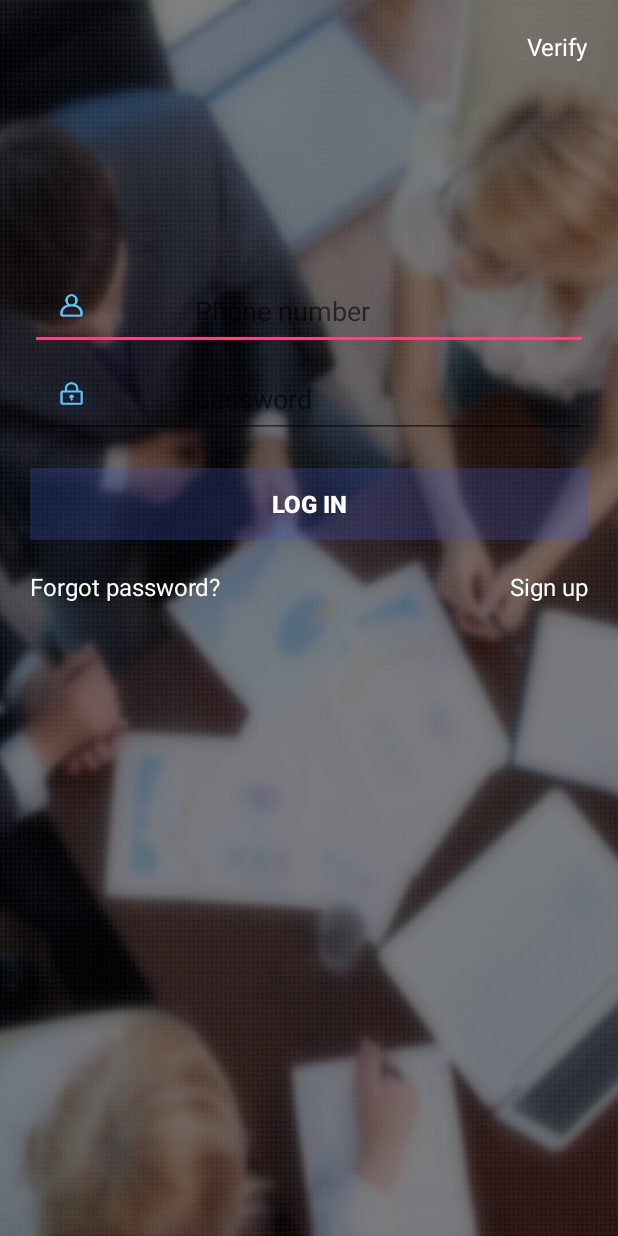
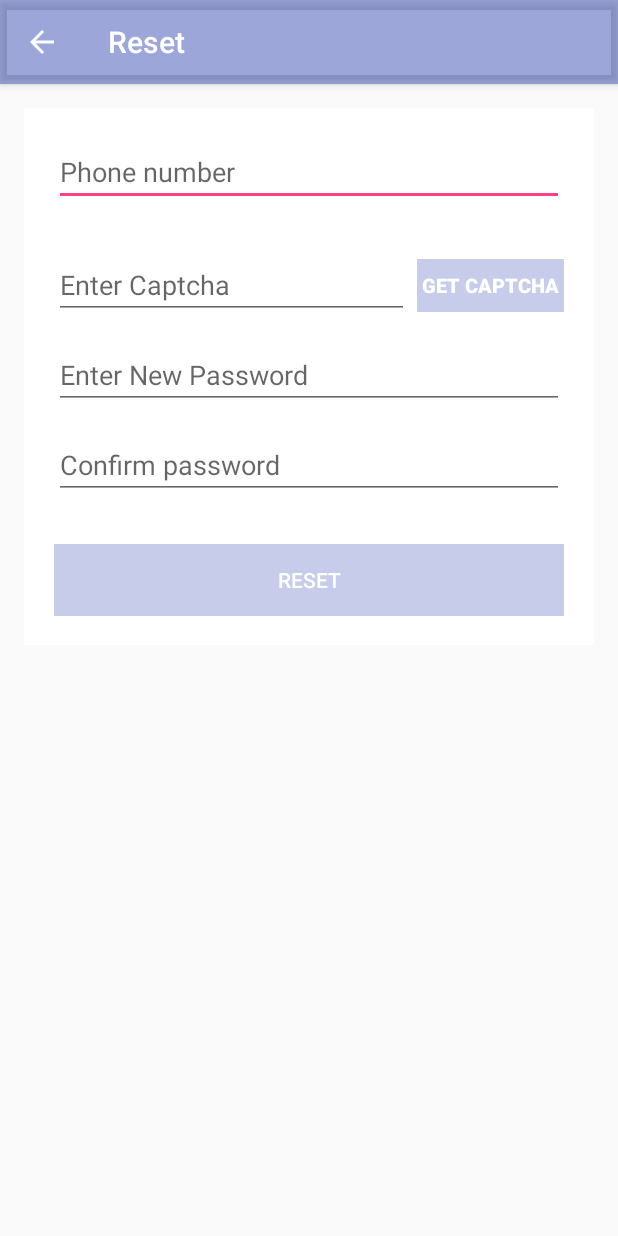
Before and after one commit to ECNURunner/runner, an Android app: the screen it shows after launch (LoginActivity before the commit, ResetPasswordActivity after it), after a tap on "Forgot password?", on a phone screen of 412 x 824 dp. Run offline under Robolectric (Android 15) with nearby library versions, the light colour scheme and no system bars; libraries missing offline, so code that uses them is left out: com.avos.avoscloud; 2 statements that could not run were skipped.

Commit message:
verify/register/reset/log out
registr-tested
15869017440
123456
log out tested

```diff
--- a/app/src/main/java/com/zjut/runner/view/activities/LoginActivity.java
+++ b/app/src/main/java/com/zjut/runner/view/activities/LoginActivity.java
@@ -199,19 +199,18 @@ public class LoginActivity extends BaseActivity implements View.OnClickListener,
                         R.animator.back_out);
                 break;
             case R.id.tv_forget_password:
-                /*intent = new Intent(this, ResetPasswordActivity.class);
+                intent = new Intent(this, ResetPasswordActivity.class);
                 startActivityForResult(intent,
                         RegisterActivity.REQUEST_REGISTER_CODE);
-                overridePendingTransition(R.animator.activity_in,
-                        R.animator.activity_out);*/
-
+                overridePendingTransition(R.animator.back_in,
+                        R.animator.back_out);
                 break;
             case R.id.tv_verify:
-                /*intent = new Intent(this,VerifyActivity.class);
+                intent = new Intent(this,VerifyActivity.class);
                 startActivityForResult(intent,
                         RegisterActivity.REQUEST_REGISTER_CODE);
-                overridePendingTransition(R.animator.activity_in,
-                        R.animator.activity_out);*/
+                overridePendingTransition(R.animator.back_in,
+                        R.animator.back_out);
             default:
                 break;
         }
@@ -249,11 +248,12 @@ public class LoginActivity extends BaseActivity implements View.OnClickListener,
     @Override
     protected void onActivityResult(int requestCode, int resultCode, Intent data) {
         super.onActivityResult(requestCode, resultCode, data);
-        /*if (requestCode == RegisterActivity.REQUEST_REGISTER_CODE
+        if (requestCode == RegisterActivity.REQUEST_REGISTER_CODE
                 && resultCode == RegisterActivity.RESULT_REGISTER_SUCCESS) {
             String userName = preference.getUsername();
             String passWord = preference.getPassword();
             et_username.setText(userName);
-            et_password.setText(passWord);*/
+            et_password.setText(passWord);
+        }
     }
 }
--- a/app/src/main/java/com/zjut/runner/view/activities/MainActivity.java
+++ b/app/src/main/java/com/zjut/runner/view/activities/MainActivity.java
@@ -240,7 +240,7 @@ public class MainActivity extends BaseActivity
         } else if (id == R.id.nav_share) {
 
         } else if (id == R.id.nav_send) {
-
+            logOut();
         }
         drawerLayout.closeDrawer(GravityCompat.START);
         return true;
--- /dev/null
+++ b/app/src/main/java/com/zjut/runner/view/activities/ResetPasswordActivity.java
@@ -0,0 +1,15 @@
+package com.zjut.runner.view.activities;
+
+import com.zjut.runner.view.fragments.ResetPasswordFragment;
+
+/**
+ * Created by Phuylai on 2016/10/18.
+ */
+
+public class ResetPasswordActivity extends MainActivity {
+    @Override
+    protected void initFragment() {
+        ResetPasswordFragment resetPasswordFragment = new ResetPasswordFragment();
+        goToFragment(resetPasswordFragment,false);
+    }
+}
--- /dev/null
+++ b/app/src/main/java/com/zjut/runner/view/fragments/ResetPasswordFragment.java
@@ -0,0 +1,325 @@
+package com.zjut.runner.view.fragments;
+
+import android.app.Activity;
+import android.os.Bundle;
+import android.os.Handler;
+import android.os.Message;
+import android.text.Editable;
+import android.text.TextWatcher;
+import android.view.LayoutInflater;
+import android.view.View;
+import android.view.ViewGroup;
+import android.widget.Button;
+import android.widget.EditText;
+import android.widget.RelativeLayout;
+import android.widget.TextView;
+
+import com.avos.avoscloud.AVException;
+import com.avos.avoscloud.AVUser;
+import com.avos.avoscloud.RequestMobileCodeCallback;
+import com.avos.avoscloud.UpdatePasswordCallback;
+import com.zjut.runner.Controller.PasswordController;
+import com.zjut.runner.R;
+import com.zjut.runner.util.CheckDataUtil;
+import com.zjut.runner.util.Constants;
+import com.zjut.runner.util.MLog;
+import com.zjut.runner.util.StringUtil;
+import com.zjut.runner.util.ToastUtil;
+
+/**
+ * Created by Phuylai on 2016/10/18.
+ */
+
+public class ResetPasswordFragment extends BaseFragment implements View.OnClickListener, TextWatcher {
+
+    private static final String TAG = ResetPasswordFragment.class.getName();
+
+    private View resetPsdPhoneView;
+    protected RelativeLayout relativeLayoutResetByPhone;
+    protected RelativeLayout relativeLayoutReset;
+    private Button buttonGetCaptcha;
+
+    protected Button buttonReset;
+
+    protected EditText et_forget_psd_phone;
+    protected EditText et_forget_psd_input_captcha;
+
+    protected EditText et_reset_psd_new;
+    protected EditText et_reset_psd_confirm;
+
+    private TextView tv_warning_reset;
+
+    private boolean isGettingCaptcha = false;
+    private static final int ONE_SECOND = 1000;
+    private static final int MINUTE_SECOND = 60;
+    private int secondCount = MINUTE_SECOND;
+
+    protected String getCaptchaPhone;
+    private String phoneNumber;
+
+    //handle the messages
+    private final Handler handler = new Handler() {
+        public void handleMessage(Message msg) {
+            ResetPasswordFragment fragment = null;
+            Button button = null;
+            switch (msg.what) {
+                case Constants.SECOND_TICK:
+                    fragment = (ResetPasswordFragment) msg.obj;
+                    button = fragment.getButtonGetCaptcha();
+                    button.setClickable(false);
+                    button.setBackgroundResource(R.color.gray);
+                    Activity activity = fragment.getActivity();
+                    if (activity == null) {
+                        return;
+                    }
+                    String strFormat = getString(R.string.str_resend_captcha);
+                    String strResult = String.format(strFormat,
+                            fragment.getSecondCount());
+                    button.setText(strResult);
+                    break;
+                case Constants.TIMER_END:
+                    fragment = (ResetPasswordFragment) msg.obj;
+                    button = fragment.getButtonGetCaptcha();
+                    button.setClickable(true);
+                    button.setBackgroundResource(R.color.colorPrimary);
+                    button.getBackground().mutate().setAlpha(Constants.DEF_OPAQUE);
+                    button.setText(R.string.str_get_captcha);
+                    fragment.setGettingCaptcha(false);
+                    fragment.setSecondCount(MINUTE_SECOND);
+                    break;
+            }
+        }
+    };
+
+    private Button getButtonGetCaptcha() {
+        return buttonGetCaptcha;
+    }
+
+    @Override
+    public View onCreateView(LayoutInflater inflater, ViewGroup container, Bundle savedInstanceState) {
+        layoutId = R.layout.fragment_reset_password;
+        drawerindicatorEnabled = false;
+        return super.onCreateView(inflater, container, savedInstanceState);
+    }
+
+    @Override
+    public void changeTitle() {
+        setTitle(R.string.str_reset_psd_reset);
+    }
+
+    @Override
+    protected void findViews(View rootView) {
+        resetPsdPhoneView = rootView;
+        buttonReset = (Button) resetPsdPhoneView
+                .findViewById(R.id.btn_reset_psd_reset);
+        buttonGetCaptcha = (Button) resetPsdPhoneView
+                .findViewById(R.id.btn_account_activate_get_captcha);
+        relativeLayoutResetByPhone = (RelativeLayout) resetPsdPhoneView
+                .findViewById(R.id.rl_forget_psd_by_phone);
+        relativeLayoutReset = (RelativeLayout) resetPsdPhoneView
+                .findViewById(R.id.rl_reset_psd);
+
+        et_forget_psd_phone = (EditText) resetPsdPhoneView
+                .findViewById(R.id.et_forget_psd_phone);
+        et_forget_psd_input_captcha = (EditText) resetPsdPhoneView
+                .findViewById(R.id.et_forget_psd_input_captcha);
+
+        et_reset_psd_new = (EditText) resetPsdPhoneView
+                .findViewById(R.id.et_reset_psd_new);
+        et_reset_psd_confirm = (EditText) resetPsdPhoneView
+                .findViewById(R.id.et_reset_psd_confirm);
+        tv_warning_reset = (TextView) resetPsdPhoneView
+                .findViewById(R.id.tv_warning_reset);
+
+        setActionButtonDisable(checkCapcha(),buttonGetCaptcha);
+        setActionButtonDisable(checkPassword(), buttonReset);
+    }
+
+    protected void setActionButtonDisable(boolean isEnable,Button button) {
+
+        button.setEnabled(isEnable);
+
+        if (isEnable) {
+            button.getBackground().mutate().setAlpha(Constants.DEF_OPAQUE);
+        } else {
+            button.getBackground().mutate().setAlpha(Constants.DISABLE_OPAQUE);
+        }
+    }
+
+    protected boolean showInputInfo() {
+        String phoneNumber = et_forget_psd_phone.getText().toString();
+        String newPassword = et_reset_psd_new.getText().toString();
+        if(StringUtil.notNull(newPassword) && !CheckDataUtil.checkPassWord(newPassword)){
+            PasswordController.setWarningText(tv_warning_reset,
+                    R.string.toast_password_format_errormsg);
+            PasswordController.setWarningTopMarginByLinearLayout(
+                    activity, tv_warning_reset);
+            return false;
+        }
+        String confirmPassWord = et_reset_psd_confirm.getText().toString();
+        if (StringUtil.notNull(confirmPassWord)
+                && !confirmPassWord.equals(newPassword)) {
+            PasswordController.setWarningText(tv_warning_reset,
+                    R.string.toast_two_password_errormsg);
+            PasswordController.setWarningTopMarginByLinearLayout(
+                    activity, tv_warning_reset);
+            return false;
+        }
+        PasswordController.hiddenWarning(tv_warning_reset);
+        String capcha = et_forget_psd_input_captcha.getText().toString();
+        return !(StringUtil.isNull(newPassword) || StringUtil.isNull(confirmPassWord)
+                || StringUtil.isNull(capcha) || StringUtil.isNull(phoneNumber));
+    }
+
+    protected boolean checkInputInfo() {
+        String phoneNumber = et_forget_psd_phone.getText().toString();
+        String capcha = et_forget_psd_input_captcha.getText().toString();
+        if (StringUtil.isNull(phoneNumber)) {
+            return false;
+        }
+        return !StringUtil.isNull(capcha);
+    }
+
+    protected boolean checkCapcha(){
+        String phoneNumber = et_forget_psd_phone.getText().toString();
+        return !StringUtil.isNull(phoneNumber);
+    }
+
+    protected boolean checkPassword(){
+        String password = et_reset_psd_new.getText().toString();
+        String confirm_password = et_reset_psd_confirm.getText().toString();
+        String capcha = et_forget_psd_input_captcha.getText().toString();
+        return !(StringUtil.isNull(password) || StringUtil.isNull(confirm_password)
+                || StringUtil.isNull(capcha));
+    }
+
+    @Override
+    protected void setListener() {
+        buttonReset.setOnClickListener(this);
+        buttonGetCaptcha.setOnClickListener(this);
+        et_forget_psd_input_captcha.addTextChangedListener(this);
+        et_forget_psd_phone.addTextChangedListener(this);
+        et_reset_psd_new.addTextChangedListener(this);
+        et_reset_psd_confirm.addTextChangedListener(this);
+    }
+
+    @Override
+    public void onSearchClose() {
+
+    }
+
+    @Override
+    public void search(String searchString) {
+
+    }
+
+    @Override
+    public void onClick(View v) {
+        String captcha = et_forget_psd_input_captcha.getText().toString();
+        switch (v.getId()) {
+            case R.id.btn_reset_psd_reset:
+                final String confirmPsd = et_reset_psd_confirm.getText().toString();
+                final String phone = et_forget_psd_phone.getText().toString();
+                if(getCaptchaPhone != null && !getCaptchaPhone.equals(phone)){
+                    ToastUtil.showToastShort(getActivity(),R.string.now_phone_not_equals_get_captcha_num);
+                    return;
+                }
+                AVUser.resetPasswordBySmsCodeInBackground(captcha, confirmPsd, new UpdatePasswordCallback() {
+                    @Override
+                    public void done(AVException e) {
+                        if(e == null){
+                            activity.overridePendingTransition(R.animator.back_in,
+                                    R.animator.back_out);
+                            activity.finish();
+                        }else{
+                            ToastUtil.showToastShort(getActivity(),e.getMessage());
+                        }
+                    }
+                });
+                break;
+            case R.id.btn_account_activate_get_captcha:
+                String phoneNum = et_forget_psd_phone.getText().toString();
+                getCaptchaPhone = phoneNum;
+                checkIfExist(phoneNum);
+                break;
+            default:
+                break;
+        }
+    }
+
+    protected void checkIfExist(final String phoneNum) {
+        AVUser.requestPasswordResetBySmsCodeInBackground(phoneNum, new RequestMobileCodeCallback() {
+            @Override
+            public void done(AVException e) {
+                if (e == null) {
+                    ToastUtil.showToastShort(getActivity(), R.string.register_detail_phone);
+                    setGettingCaptcha(true);
+                    countTime();
+                } else {
+                    ToastUtil.showToastShort(getActivity(), e.getMessage());
+                }
+            }
+        });
+
+    }
+
+    private class timerCounter implements Runnable {
+        @Override
+        public void run() {
+            while (true) {
+                Message message = new Message();
+                message.obj = ResetPasswordFragment.this;
+                if (secondCount == 0) {
+                    message.what = Constants.TIMER_END;
+                    handler.sendMessage(message);
+                    return;
+                }
+                secondCount--;
+                message.what = Constants.SECOND_TICK;
+                handler.sendMessage(message);
+                try {
+                    Thread.sleep(ONE_SECOND);
+                } catch (InterruptedException e) {
+                    MLog.e(TAG, e);
+                }
+            }
+        }
+    }
+
+    public void countTime() {
+        new Thread(new timerCounter()).start();
+    }
+
+    public boolean isGettingCaptcha() {
+        return isGettingCaptcha;
+    }
+
+    public void setGettingCaptcha(boolean isGettingCaptcha) {
+        this.isGettingCaptcha = isGettingCaptcha;
+    }
+
+    private int getSecondCount() {
+        return secondCount;
+    }
+
+    private void setSecondCount(int secondCount) {
+        this.secondCount = secondCount;
+    }
+
+
+    @Override
+    public void beforeTextChanged(CharSequence s, int start, int count, int after) {
+
+    }
+
+    @Override
+    public void onTextChanged(CharSequence s, int start, int before, int count) {
+        setActionButtonDisable(checkCapcha(),buttonGetCaptcha);
+        setActionButtonDisable(showInputInfo(), buttonReset);
+    }
+
+    @Override
+    public void afterTextChanged(Editable s) {
+
+    }
+}
--- /dev/null
+++ b/app/src/main/res/layout/fragment_reset_password.xml
@@ -0,0 +1,78 @@
+<?xml version="1.0" encoding="utf-8"?>
+<LinearLayout xmlns:android="http://schemas.android.com/apk/res/android"
+    android:layout_width="match_parent"
+    android:layout_height="match_parent"
+    android:background="@color/white"
+    android:orientation="vertical" >
+
+    <RelativeLayout
+        android:id="@+id/rl_forget_psd_by_phone"
+        android:layout_width="match_parent"
+        android:layout_height="wrap_content"
+        android:layout_marginTop="@dimen/margin_five"
+        >
+
+        <EditText
+            android:id="@+id/et_forget_psd_phone"
+            style="@style/style_forgot_psd_edittext"
+            android:hint="@string/str_login_phone"
+            android:inputType="text|phone" />
+
+        <EditText
+            android:id="@+id/et_forget_psd_input_captcha"
+            android:layout_width="match_parent"
+            android:layout_height="@dimen/captcha_height"
+            android:layout_below="@id/et_forget_psd_phone"
+            android:layout_marginLeft="@dimen/margin_top"
+            android:layout_marginRight="@dimen/margin_five"
+            android:layout_marginTop="@dimen/margin_fifteen"
+            android:layout_toLeftOf="@+id/btn_account_activate_get_captcha"
+            android:inputType="number"
+            android:hint="@string/str_input_captcha" />
+
+        <Button
+            android:id="@+id/btn_account_activate_get_captcha"
+            style="@style/captcha_style"
+            android:layout_below="@id/et_forget_psd_phone"
+            android:text="@string/str_get_captcha"
+            />
+    </RelativeLayout>
+
+    <RelativeLayout
+        android:id="@+id/rl_reset_psd"
+        android:layout_width="match_parent"
+        android:layout_height="wrap_content">
+
+        <EditText
+            android:id="@+id/et_reset_psd_new"
+            style="@style/style_forgot_psd_edittext"
+            android:hint="@string/str_reset_psd_new"
+            android:inputType="textPassword" />
+
+        <EditText
+            android:id="@+id/et_reset_psd_confirm"
+            android:layout_width="match_parent"
+            android:layout_height="@dimen/captcha_height"
+            android:layout_below="@id/et_reset_psd_new"
+            android:layout_marginLeft="@dimen/margin_top"
+            android:layout_marginRight="@dimen/margin_top"
+            android:hint="@string/str_register_confirmpassword"
+            android:inputType="textPassword" />
+    </RelativeLayout>
+
+    <Button
+        android:id="@+id/btn_reset_psd_reset"
+        style="@style/common_button_style"
+        android:layout_below="@id/et_reset_psd_confirm"
+        android:layout_marginTop="@dimen/margin_large"
+        android:text="@string/str_reset_psd_reset" />
+    <TextView
+        android:id="@+id/tv_warning_reset"
+        style="@android:style/TextAppearance.Small"
+        android:layout_width="match_parent"
+        android:layout_height="wrap_content"
+        android:textColor="@color/colorPrimary"
+        android:layout_below="@id/btn_reset_psd_reset"
+        android:gravity="center_horizontal"
+        />
+</LinearLayout>
--- a/app/src/main/res/menu/activity_main_drawer.xml
+++ b/app/src/main/res/menu/activity_main_drawer.xml
@@ -29,7 +29,7 @@
             <item
                 android:id="@+id/nav_send"
                 android:icon="@drawable/ic_menu_send"
-                android:title="Send" />
+                android:title="@string/action_logout" />
         </menu>
     </item>
 
--- a/app/src/main/res/values/dimens.xml
+++ b/app/src/main/res/values/dimens.xml
@@ -24,10 +24,16 @@
     <!--register fragment-->
     <dimen name="register_padding_left_right">20dp</dimen>
     <dimen name="register_padding_top">30dp</dimen>
+    <!--reset password-->
+    <dimen name="captcha_height">40dp</dimen>
+    <dimen name="captcha_btn_width">98dip</dimen>
     <!--margin-->
+    <dimen name="margin_five">5dp</dimen>
     <dimen name="margin_top">20dp</dimen>
     <dimen name="margin_standard">10dp</dimen>
+    <dimen name="margin_fifteen">15dp</dimen>
     <dimen name="margin_large">30dp</dimen>
     <!--padding-->
     <dimen name="small_padding">3dp</dimen>
+
 </resources>
--- a/app/src/main/res/values/strings.xml
+++ b/app/src/main/res/values/strings.xml
@@ -5,6 +5,7 @@
     <string name="navigation_drawer_close">Close navigation drawer</string>
 
     <string name="action_settings">Settings</string>
+    <string name="action_logout">Log Out</string>
     <!--login-->
     <string name="str_login_phone">Phone number</string>
     <string name="toast_login_null">Check your username and password again</string>
@@ -27,4 +28,12 @@
     <string name="toast_password_format_errormsg">Password must contain at least 6 characters and no white space</string>
     <string name="toast_two_password_errormsg">Password should match.</string>
     <string name="verify_phone">Verify</string>
+    <!--forget psd-->
+    <string name="str_input_captcha">Enter Captcha</string>
+    <string name="str_get_captcha">Get Captcha</string>
+    <string name="str_reset_psd_new">Enter New Password</string>
+    <string name="str_reset_psd_confirm">Confirm New Password</string>
+    <string name="str_reset_psd_reset">Reset</string>
+    <string name="now_phone_not_equals_get_captcha_num">Your can\'t get a captcha for this phone number again</string>
+    <string name="btn_verify">Verify</string>
 </resources>
--- a/app/src/main/res/values/styles.xml
+++ b/app/src/main/res/values/styles.xml
@@ -60,4 +60,31 @@
         <item name="android:textColor">@color/colorPrimary</item>
     </style>
 
+    <style name="style_forgot_psd_edittext">
+        <item name="android:layout_width">fill_parent</item>
+        <item name="android:layout_height">40dp</item>
+        <item name="android:layout_margin">20dp</item>
+    </style>
+
+    <style name="captcha_style">
+        <item name="android:layout_width">@dimen/captcha_btn_width</item>
+        <item name="android:layout_height">35dp</item>
+        <item name="android:background">@color/colorPrimary</item>
+        <item name="android:textColor">@color/white</item>
+        <item name="android:textSize">13sp</item>
+        <item name="android:textStyle">bold</item>
+        <item name="android:layout_alignParentRight">true</item>
+        <item name="android:layout_marginRight">20dp</item>
+        <item name="android:layout_marginTop">15dp</item>
+    </style>
+
+    <style name="common_button_style">
+        <item name="android:layout_height">48dp</item>
+        <item name="android:layout_width">fill_parent</item>
+        <item name="android:background">@color/colorPrimary</item>
+        <item name="android:textColor">@color/white</item>
+        <item name="android:layout_marginLeft">20dp</item>
+        <item name="android:layout_marginRight">20dp</item>
+    </style>
+
 </resources>
```
Also changed, not shown: app/src/main/AndroidManifest.xml (+15 -0 lines), app/src/main/java/com/zjut/runner/view/activities/BaseActivity.java (+24 -0 lines), app/src/main/java/com/zjut/runner/view/activities/VerifyActivity.java (added, +19 -0 lines), app/src/main/java/com/zjut/runner/view/fragments/VerifyFragment.java (added, +87 -0 lines), 1 other file.
